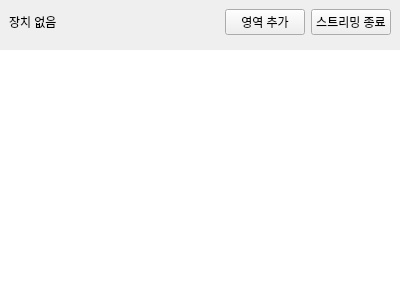
This is ui/streamdisplay.ui in VEDA-EAGLES/smart_zone_client as Qt 5 draws it before an edit. The edited form follows.
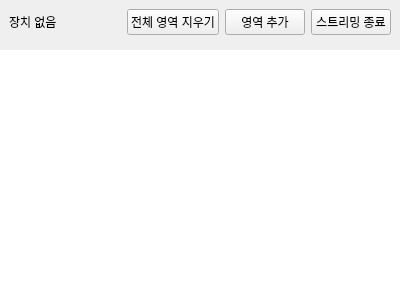
This is the edited form.

Commit message: feat: 영역 지우기 버튼 추가

```diff
--- a/ui/streamdisplay.ui
+++ b/ui/streamdisplay.ui
@@ -28,7 +28,7 @@
    </property>
    <item>
     <widget class="QWidget" name="statusWidget" native="true">
-     <layout class="QHBoxLayout" name="horizontalLayout_2" stretch="1,0,0">
+     <layout class="QHBoxLayout" name="horizontalLayout_2" stretch="1,0,0,0">
       <item>
        <widget class="QLabel" name="cameraNameLabel">
         <property name="text">
@@ -36,6 +36,13 @@
         </property>
        </widget>
       </item>
+      <item>
+       <widget class="QPushButton" name="deleteAllAreaButton">
+        <property name="text">
+         <string>전체 영역 지우기</string>
+        </property>
+       </widget>
+      </item>
       <item>
        <widget class="QPushButton" name="insertAreaButton">
         <property name="text">
```
The commit also changes 2 other files.
